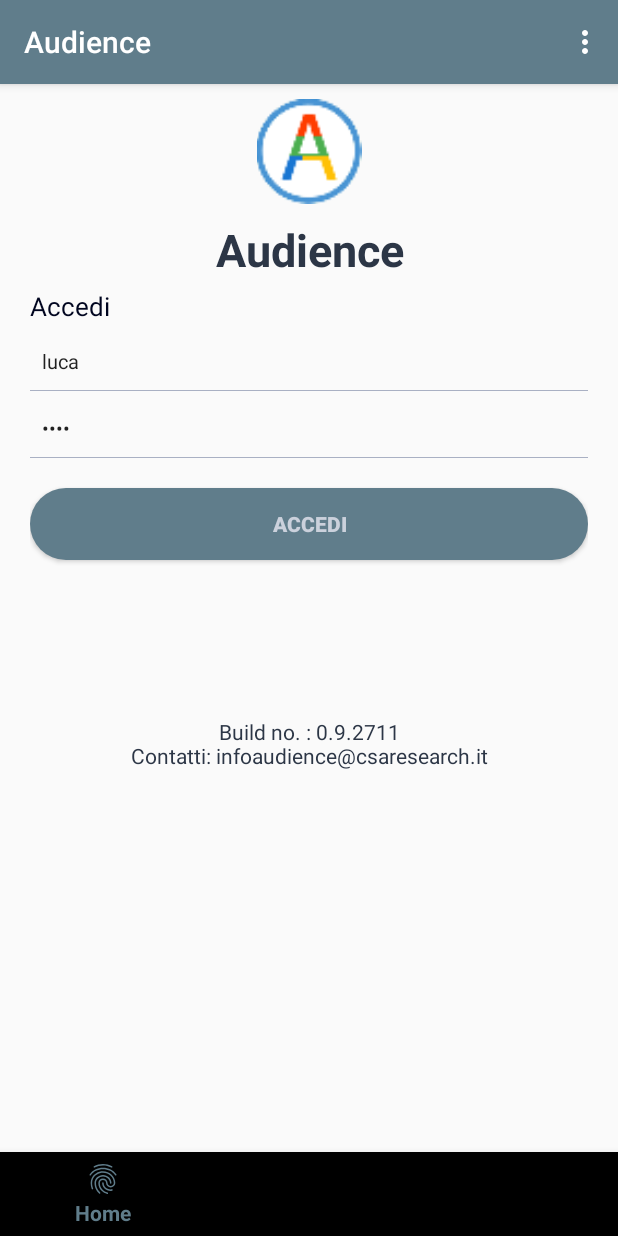
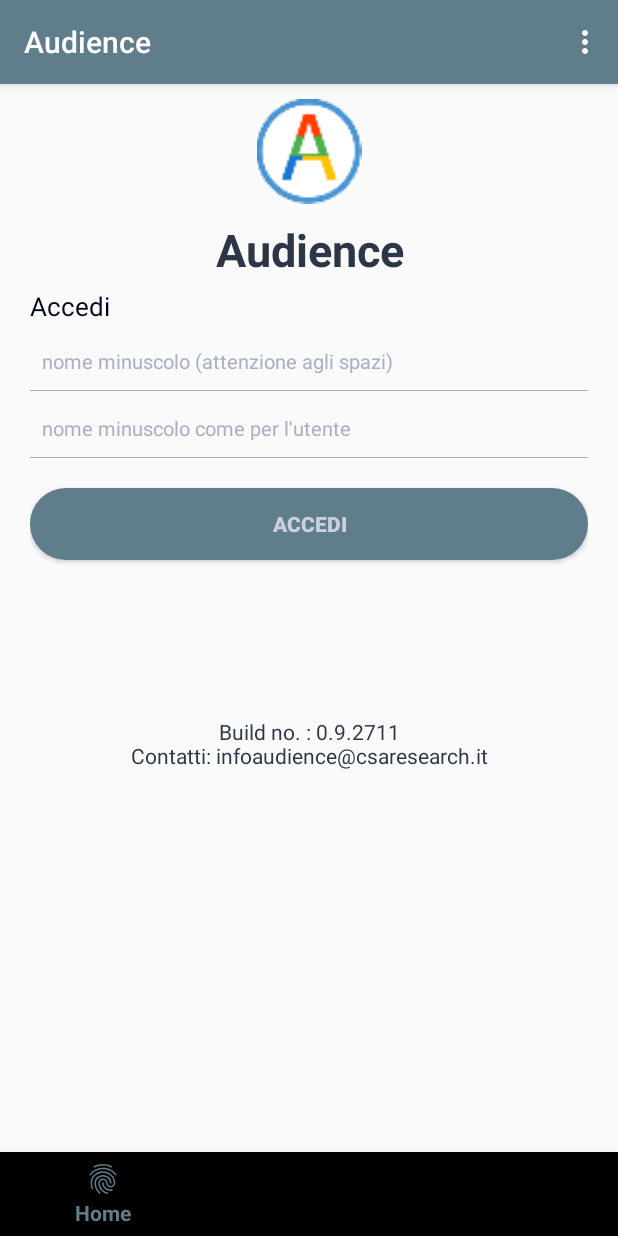
Before and after one commit to lookaffe/Audience, an Android app: the screen it shows after launch (MainActivity), on a phone screen of 412 x 824 dp. Run offline under Robolectric (Android 15) with nearby library versions, the phone set to English and light mode, and no system bars; libraries missing offline, so code that uses them is left out: basfp.it.bas3; pictures from the network do not load; Roboto replaces fonts that are not available here.

Commit message:
Evitati spazi nel login

```diff
--- a/app/src/main/res/layout/fragment_home.xml
+++ b/app/src/main/res/layout/fragment_home.xml
@@ -57,10 +57,10 @@
             android:layout_width="match_parent"
             android:layout_height="wrap_content"
             android:background="#00000000"
+            android:digits="ABCDEFGHIJKLMNOPQRSTUVWXYZabcdefghijklmnopqrstuvwxyz1234567890"
             android:hint="nome minuscolo (attenzione agli spazi)"
-            android:inputType="text"
+            android:inputType="textFilter"
             android:paddingLeft="8dp"
-            android:text="luca"
             android:textColorHint="#a9b0c3"
             android:textSize="13dp" />
 
@@ -79,10 +79,10 @@
             android:layout_height="wrap_content"
             android:layout_marginTop="15dp"
             android:background="#00000000"
+            android:digits="ABCDEFGHIJKLMNOPQRSTUVWXYZabcdefghijklmnopqrstuvwxyz1234567890"
             android:hint="nome minuscolo come per l'utente"
             android:inputType="textPassword"
             android:paddingLeft="8dp"
-            android:text="luca"
             android:textColorHint="#a9b0c3"
             android:textSize="13dp" />
 
```
Also changed, not shown: 44 other files.
